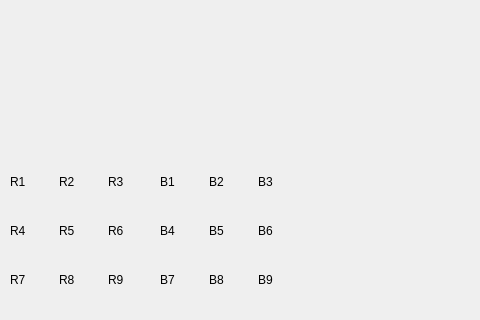
Hzhang11/SeniorDesign, file Cube_display/mainwindow.ui: the form before one commit; both pictures show x 320 to 800 and y 0 to 320 of the 800 by 600 pixel window.
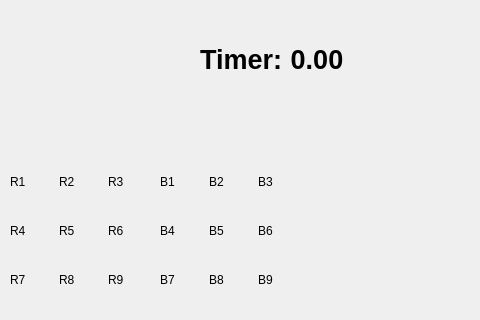
The form after the commit.

Commit message: Update MyTimer, now update label inside the class instead of emit a signal

```diff
--- a/Cube_display/mainwindow.ui
+++ b/Cube_display/mainwindow.ui
@@ -1342,6 +1342,32 @@
      </item>
     </layout>
    </widget>
+   <widget class="QWidget" name="">
+    <property name="geometry">
+     <rect>
+      <x>520</x>
+      <y>40</y>
+      <width>146</width>
+      <height>39</height>
+     </rect>
+    </property>
+    <layout class="QHBoxLayout" name="horizontalLayout_2">
+     <item>
+      <widget class="QLabel" name="label">
+       <property name="text">
+        <string>&lt;html&gt;&lt;head/&gt;&lt;body&gt;&lt;p&gt;&lt;span style=&quot; font-size:20pt; font-weight:600;&quot;&gt;Timer:&lt;/span&gt;&lt;/p&gt;&lt;/body&gt;&lt;/html&gt;</string>
+       </property>
+      </widget>
+     </item>
+     <item>
+      <widget class="QLabel" name="timerLabel">
+       <property name="text">
+        <string>&lt;html&gt;&lt;head/&gt;&lt;body&gt;&lt;p align=&quot;center&quot;&gt;&lt;span style=&quot; font-size:20pt; font-weight:600;&quot;&gt;0.00&lt;/span&gt;&lt;/p&gt;&lt;/body&gt;&lt;/html&gt;</string>
+       </property>
+      </widget>
+     </item>
+    </layout>
+   </widget>
   </widget>
   <widget class="QMenuBar" name="menubar">
    <property name="geometry">
```
The commit also changes 9 other files.
